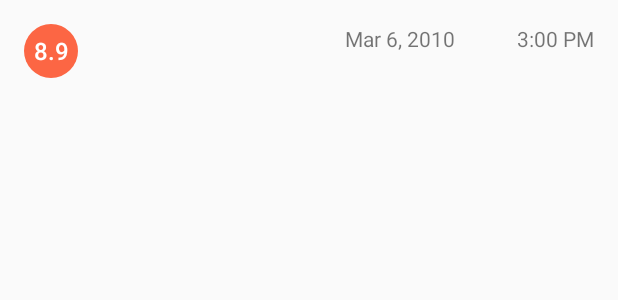
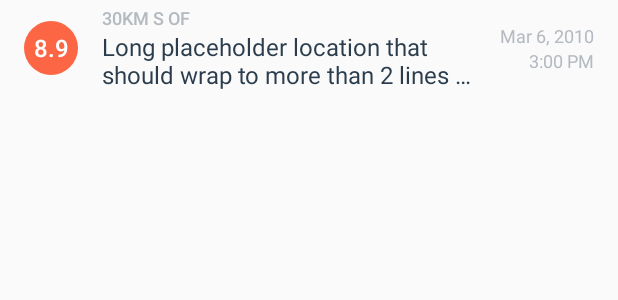
Before and after one commit to tanaskovicVesna/EarthquakeReport, an Android app: the layout list_item.xml on its own in the app's theme, with its tools: preview values and no code run, on a phone screen of 412 x 824 dp. Shown: the top 300 px of the screen. Run offline under Robolectric (Android 15) with nearby library versions, the phone set to English and light mode, and no system bars.

Commit message:
visual polish

```diff
--- a/app/src/main/res/layout/earthquake_activity.xml
+++ b/app/src/main/res/layout/earthquake_activity.xml
@@ -18,4 +18,6 @@
     android:id="@+id/list"
     android:orientation="vertical"
     android:layout_width="match_parent"
-    android:layout_height="match_parent"/>
+    android:layout_height="match_parent"
+    android:divider="@null"
+    android:dividerHeight="0dp"/>
--- a/app/src/main/res/layout/list_item.xml
+++ b/app/src/main/res/layout/list_item.xml
@@ -1,11 +1,14 @@
 <?xml version="1.0" encoding="utf-8"?>
 <LinearLayout xmlns:android="http://schemas.android.com/apk/res/android"
+    xmlns:tools="http://schemas.android.com/tools"
     android:layout_width="match_parent"
-    android:layout_height="wrap_content"
-    xmlns:tools="http://schemas.android.com/tools"
+    android:layout_height="?android:attr/listPreferredItemHeight"
     android:orientation="horizontal"
-    android:minHeight="?android:attr/listPreferredItemHeight"
-    android:padding="16dp">
+    android:paddingEnd="16dp"
+    android:paddingLeft="16dp"
+    android:paddingRight="16dp"
+    android:paddingStart="16dp">
+
     <TextView
         android:id="@+id/magnitude"
         android:layout_width="36dp"
@@ -16,34 +19,66 @@
         android:gravity="center"
         android:textColor="@android:color/white"
         android:textSize="16sp"
-        tools:text="8.9"/>
+        tools:text="8.9" />
 
-    <TextView
-        android:layout_gravity="center"
-        android:id="@+id/location_offset"
+    <LinearLayout
+        android:layout_width="0dp"
+        android:layout_height="wrap_content"
+        android:layout_gravity="center_vertical"
+        android:layout_marginLeft="16dp"
+        android:layout_marginStart="16dp"
         android:layout_weight="1"
-        android:layout_width="0dp"
-        android:layout_height="match_parent"/>
-    <TextView
-        android:layout_gravity="center"
-        android:id="@+id/primary_location"
-        android:layout_weight="1"
-        android:layout_width="0dp"
-        android:layout_height="match_parent"/>
-    <TextView
-        android:gravity="center_horizontal"
-        android:id="@+id/date"
-        android:layout_weight="1"
-        android:layout_width="0dp"
-        android:layout_height="match_parent"
-        tools:text="Mar 6, 2010"/>
+        android:orientation="vertical">
 
-    <TextView
-        android:gravity="right"
-        android:id="@+id/time"
-        android:layout_weight="1"
-        android:layout_width="0dp"
-        android:layout_height="match_parent"
-        tools:text="3:00 PM"/>
+        <TextView
+            android:id="@+id/location_offset"
+            android:layout_width="wrap_content"
+            android:layout_height="wrap_content"
+            android:ellipsize="end"
+            android:fontFamily="sans-serif-medium"
+            android:maxLines="1"
+            android:textAllCaps="true"
+            android:textColor="@color/textColorEarthquakeDetails"
+            android:textSize="12sp"
+            tools:text="30km S of" />
 
+        <TextView
+            android:id="@+id/primary_location"
+            android:layout_width="wrap_content"
+            android:layout_height="wrap_content"
+            android:ellipsize="end"
+            android:maxLines="2"
+            android:textColor="@color/textColorEarthquakeLocation"
+            android:textSize="16sp"
+            tools:text="Long placeholder location that should wrap to more than 2 lines of text" />
+
+    </LinearLayout>
+
+    <LinearLayout
+        android:layout_width="wrap_content"
+        android:layout_height="wrap_content"
+        android:layout_gravity="center_vertical"
+        android:layout_marginLeft="16dp"
+        android:layout_marginStart="16dp"
+        android:orientation="vertical">
+
+        <TextView
+            android:id="@+id/date"
+            android:layout_width="wrap_content"
+            android:layout_height="wrap_content"
+            android:layout_gravity="end"
+            android:textColor="@color/textColorEarthquakeDetails"
+            android:textSize="12sp"
+            tools:text="Mar 6, 2010" />
+
+        <TextView
+            android:id="@+id/time"
+            android:layout_width="wrap_content"
+            android:layout_height="wrap_content"
+            android:layout_gravity="end"
+            android:textColor="@color/textColorEarthquakeDetails"
+            android:textSize="12sp"
+            tools:text="3:00 PM" />
+
+    </LinearLayout>
 </LinearLayout>
--- a/app/src/main/res/values/colors.xml
+++ b/app/src/main/res/values/colors.xml
@@ -52,4 +52,10 @@
 
     <!-- Magnitude circle color for an earthquake with magnitude over 10 -->
     <color name="magnitude10plus">#C03823</color>
+
+    <!-- Text color for the details of the earthquake in the list item -->
+    <color name="textColorEarthquakeDetails">#B4BAC0</color>
+
+    <!-- Text color for the primary location of the earthquake in the list item -->
+    <color name="textColorEarthquakeLocation">#2B3D4D</color>
 </resources>
```
